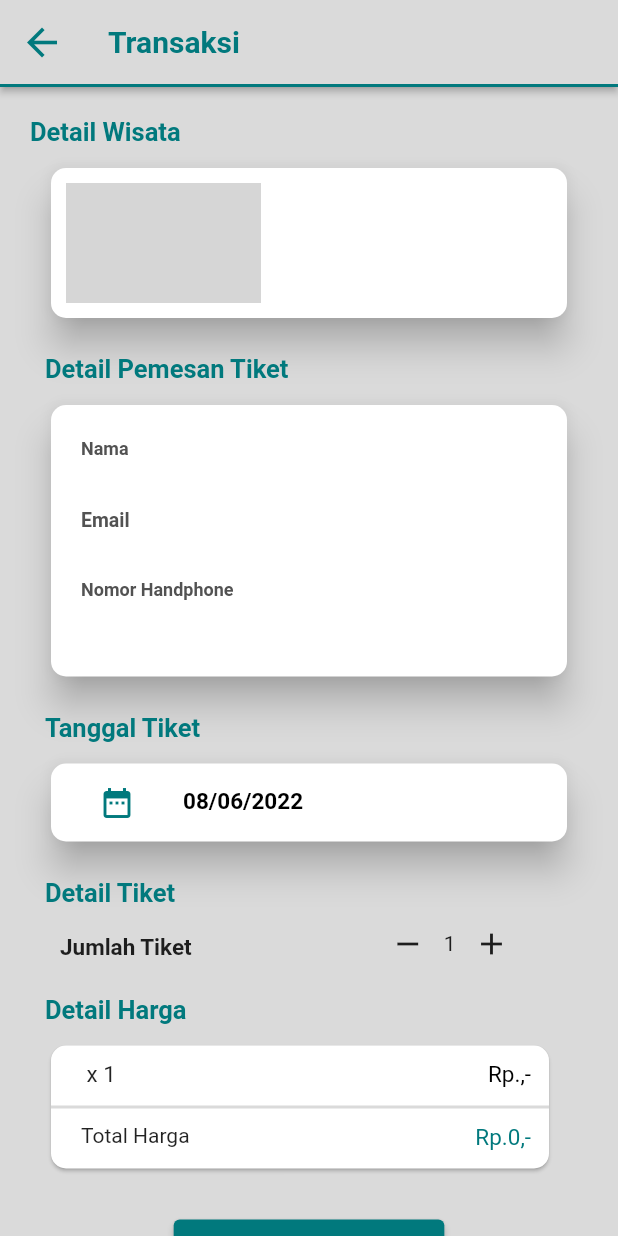
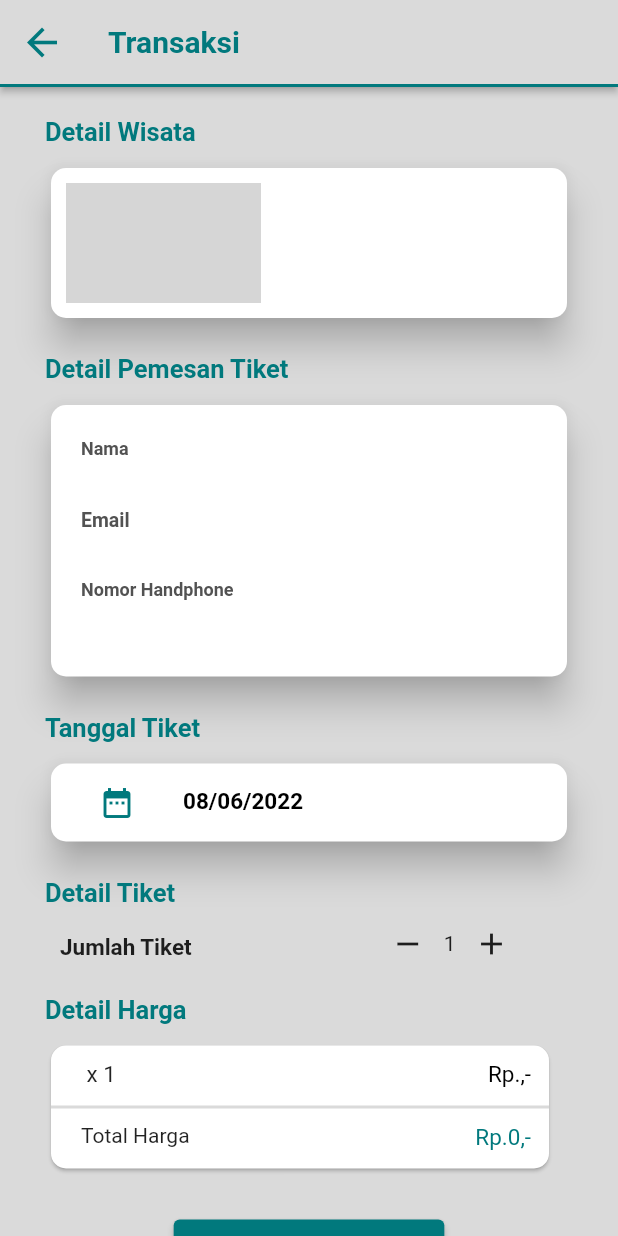
Before and after one commit to bahrulajisantoso/ArahKitaMobile, a Flutter app: the DetailWisata screen opened directly, after a tap on "Pesan Tiket", on a phone screen of 412 x 824 dp. Run offline on Flutter 3.47's test engine with Material 2 defaults, Android fonts, the phone set to English and light mode, and no system bars; our stand-ins replace cached_network_image, carousel_slider, curved_navigation_bar, fluttertoast, get, qr_flutter and 1 more; missing offline and left inert: network_image_mock; accounts and stored records are empty; network calls fail; Roboto replaces fonts that are missing (Poppins); grey boxes are pictures that could not be loaded.

Commit message:
detail revisi

```diff
--- a/lib/pages/detail_wisata_page.dart
+++ b/lib/pages/detail_wisata_page.dart
@@ -106,16 +106,42 @@ class _DetailWisataState extends State<DetailWisata> {
                     //     ),
                     //   ),
                     // ),
-                    CarouselSlider(
+                    Padding(
+                      padding: const EdgeInsets.only(bottom: 10.0),
+                      child: CarouselSlider(
                         items: [
                           Container(
-                          child: Image.network("$imgBaseUrl${widget.gambar1}"),
+                            child: ClipRRect(
+                              borderRadius: BorderRadius.circular(20),
+                              child: Image.network(
+                                "$imgBaseUrl${widget.gambar1}",
+                                width: 500,
+                                height: 300,
+                                fit: BoxFit.cover,
+                              ),
+                            ),
                           ),
                           Container(
-                          child: Image.network("$imgBaseUrl${widget.gambar2}"),
+                            child: ClipRRect(
+                              borderRadius: BorderRadius.circular(20),
+                              child: Image.network(
+                                "$imgBaseUrl${widget.gambar2}",
+                                width: 400,
+                                height: 300,
+                                fit: BoxFit.cover,
+                              ),
+                            ),
                           ),
                           Container(
-                          child: Image.network("$imgBaseUrl${widget.gambar3}"),
+                            child: ClipRRect(
+                              borderRadius: BorderRadius.circular(20),
+                              child: Image.network(
+                                "$imgBaseUrl${widget.gambar3}",
+                                width: 400,
+                                height: 300,
+                                fit: BoxFit.cover,
+                              ),
+                            ),
                           ),
                         ],
                         options: CarouselOptions(
@@ -123,6 +149,7 @@ class _DetailWisataState extends State<DetailWisata> {
                           enlargeCenterPage: true,
                           viewportFraction: 1.0,
                           aspectRatio: 2.0,
+                        ),
                       ),
                     ),
                     Padding(
--- a/lib/pages/form_transaction_page.dart
+++ b/lib/pages/form_transaction_page.dart
@@ -152,7 +152,7 @@ class _FormTransactionState extends State<FormTransaction> {
               children: <Widget>[
                 //data wisata
                 Padding(
-                  padding: EdgeInsetsDirectional.fromSTEB(20, 20, 20, 0),
+                  padding: EdgeInsetsDirectional.fromSTEB(30, 20, 20, 0),
                   child: Container(
                     child: Text(
                       'Detail Wisata',
@@ -204,7 +204,7 @@ class _FormTransactionState extends State<FormTransaction> {
                             ),
                           ),
                           Container(
-                            padding: EdgeInsetsDirectional.fromSTEB(0, 6, 0, 0),
+                            // padding: EdgeInsetsDirectional.fromSTEB(0, 6, 0, 0),
                             child: Container(
                               decoration: BoxDecoration(),
                               child: Column(
```
Lines whose indentation alone changed are shown as unchanged.
